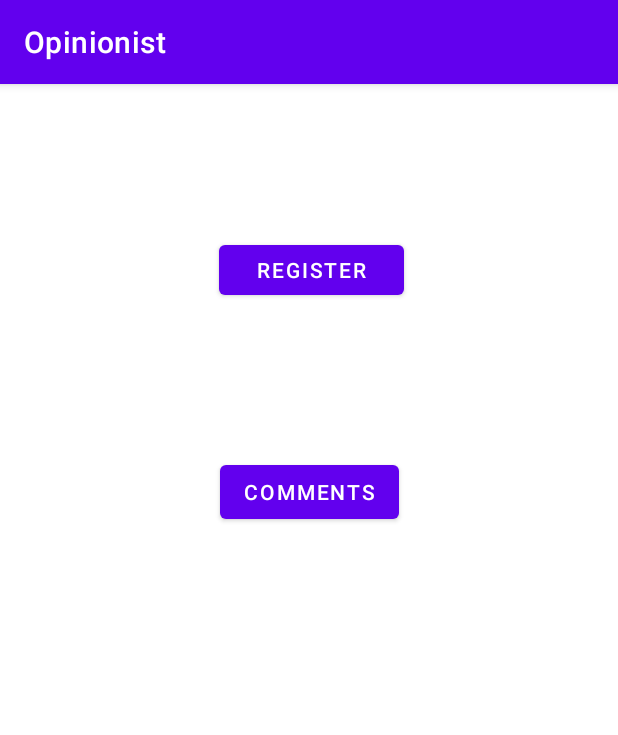
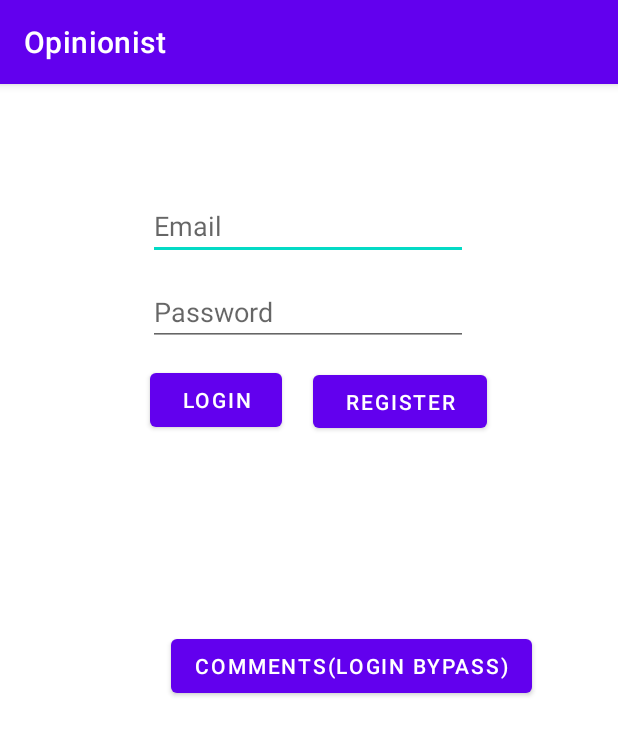
Before and after one commit to Zarasawa/Opinionist, an Android app: the screen it shows after launch (MainActivity), on a phone screen of 412 x 824 dp. Shown: the top 735 px of the screen. Run offline under Robolectric (Android 15) with nearby library versions, the phone set to English and light mode, and no system bars; our stand-ins replace Firebase (no records; nobody signed in at launch, a user with empty details on screens opened directly).

Commit message:
added login to main activity page

```diff
--- a/app/src/main/res/layout/activity_main.xml
+++ b/app/src/main/res/layout/activity_main.xml
@@ -9,33 +9,68 @@
 
     <Button
         android:id="@+id/buttonMainRegister"
-        android:layout_width="123dp"
-        android:layout_height="45dp"
+        android:layout_width="116dp"
+        android:layout_height="47dp"
         android:text="Register"
-        app:layout_constraintBottom_toTopOf="@+id/buttonMainComments"
+        app:layout_constraintBottom_toBottomOf="parent"
         app:layout_constraintEnd_toEndOf="parent"
-        app:layout_constraintHorizontal_bias="0.506"
+        app:layout_constraintHorizontal_bias="0.705"
         app:layout_constraintStart_toStartOf="parent"
-        app:layout_constraintTop_toTopOf="parent" />
+        app:layout_constraintTop_toTopOf="@+id/buttonMainLogin"
+        app:layout_constraintVertical_bias="0.002" />
 
     <Button
         android:id="@+id/buttonMainComments"
         android:layout_width="wrap_content"
         android:layout_height="wrap_content"
-        android:layout_marginBottom="472dp"
-        android:text="Comments"
+        android:layout_marginTop="94dp"
+        android:layout_marginBottom="356dp"
+        android:text="Comments(login bypass)"
         app:layout_constraintBottom_toBottomOf="parent"
         app:layout_constraintEnd_toEndOf="parent"
-        app:layout_constraintStart_toStartOf="parent" />
+        app:layout_constraintHorizontal_bias="0.667"
+        app:layout_constraintStart_toStartOf="parent"
+        app:layout_constraintTop_toBottomOf="@+id/buttonMainRegister"
+        app:layout_constraintVertical_bias="1.0" />
+
+    <EditText
+        android:id="@+id/editTextMainEmail"
+        android:layout_width="wrap_content"
+        android:layout_height="wrap_content"
+        android:layout_marginTop="72dp"
+        android:ems="10"
+        android:hint="Email"
+        android:inputType="textPersonName"
+        app:layout_constraintEnd_toEndOf="parent"
+        app:layout_constraintHorizontal_bias="0.497"
+        app:layout_constraintStart_toStartOf="parent"
+        app:layout_constraintTop_toTopOf="parent" />
+
+    <EditText
+        android:id="@+id/editTextMainPassword"
+        android:layout_width="wrap_content"
+        android:layout_height="wrap_content"
+        android:layout_marginTop="12dp"
+        android:ems="10"
+        android:hint="Password"
+        android:inputType="textPersonName"
+        app:layout_constraintEnd_toEndOf="parent"
+        app:layout_constraintHorizontal_bias="0.497"
+        app:layout_constraintStart_toStartOf="parent"
+        app:layout_constraintTop_toBottomOf="@+id/editTextMainEmail" />
 
     <Button
-        android:id="@+id/buttonMainLogout"
+        android:id="@+id/buttonMainLogin"
         android:layout_width="wrap_content"
         android:layout_height="wrap_content"
-        android:layout_marginBottom="88dp"
-        android:text="Logout"
-        android:visibility="invisible"
+        android:layout_marginStart="100dp"
+        android:layout_marginTop="12dp"
+        android:layout_marginBottom="32dp"
+        android:text="Login"
         app:layout_constraintBottom_toBottomOf="parent"
-        app:layout_constraintEnd_toEndOf="parent"
-        app:layout_constraintStart_toStartOf="parent" />
+        app:layout_constraintEnd_toStartOf="@+id/buttonMainRegister"
+        app:layout_constraintHorizontal_bias="0.0"
+        app:layout_constraintStart_toStartOf="parent"
+        app:layout_constraintTop_toBottomOf="@+id/editTextMainPassword"
+        app:layout_constraintVertical_bias="0.0" />
 </androidx.constraintlayout.widget.ConstraintLayout>
```
Also changed, not shown: app/src/main/java/com/example/opinionist/Comments.java (+19 -1 lines), app/src/main/java/com/example/opinionist/MainActivity.java (+54 -16 lines), app/src/main/java/com/example/opinionist/NetThread.java (deleted, +0 -39 lines), app/src/main/res/layout/activity_comments.xml (+25 -1 lines).
